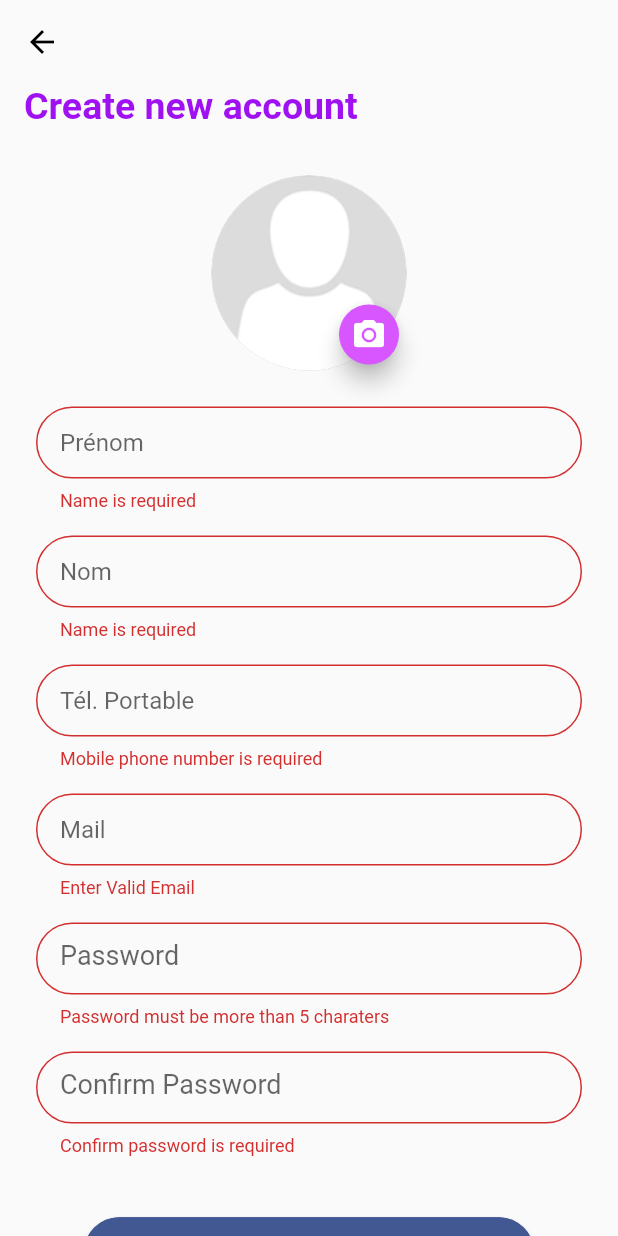
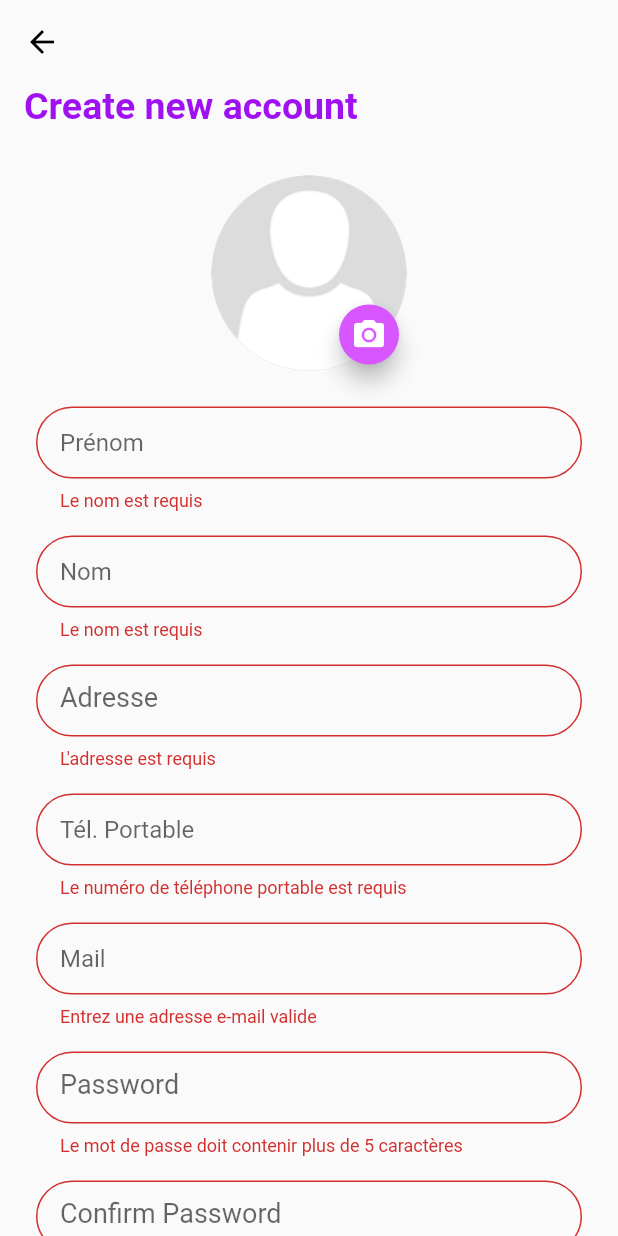
Before and after one commit to benzhir/pdf-printing, a Flutter app: the SignUpScreen screen opened directly, after a tap on "Sign Up", on a phone screen of 412 x 824 dp. Run offline on Flutter 3.47's test engine with Material 2 defaults, Android fonts, the phone set to English and light mode, and no system bars; our stand-ins replace cached_network_image, cloud_firestore, firebase_auth, firebase_storage, image_picker, open_file and 3 more; missing offline and left inert: grouped_buttons; accounts and stored records are empty.

Commit message:
add logo & change text language

```diff
--- a/lib/document.dart
+++ b/lib/document.dart
@@ -58,7 +58,7 @@ Future<Uint8List> generateDocument(PdfPageFormat format) async {
                               'Prénom : \t \t ' + MyAppState.client.firstName),
                       pw.Paragraph(
                           text:
-                              'Adresse : \t \t ' + MyAppState.client.lastName),
+                              'Adresse : \t \t ' + MyAppState.client.address),
                       pw.Paragraph(
                           text: 'Tél.Portable : \t \t ' +
                               MyAppState.client.phoneNumber),
--- a/lib/main.dart
+++ b/lib/main.dart
@@ -26,8 +26,6 @@ class MyApp extends StatefulWidget {
 class MyAppState extends State<MyApp> with WidgetsBindingObserver {
   static User currentUser;
   static User client;
-  static Car car;
-  static Prestation prestation;
 
   @override
   Widget build(BuildContext context) {
--- a/lib/model/User.dart
+++ b/lib/model/User.dart
@@ -13,7 +13,7 @@ class User {
   Timestamp lastOnlineTimestamp = Timestamp.now();
   String userID;
   String profilePictureURL = '';
-  String appIdentifier = 'Flutter Login Screen ${Platform.operatingSystem}';
+  String address;
   Car car;
   Prestation prestation;
 
@@ -26,6 +26,7 @@ class User {
       this.lastOnlineTimestamp,
       this.userID,
       this.profilePictureURL,
+      this.address,
       this.car,
       this.prestation});
 
@@ -50,6 +51,7 @@ class User {
       phoneNumber: parsedJson['phoneNumber'] ?? "",
       userID: parsedJson['id'] ?? parsedJson['userID'] ?? '',
       profilePictureURL: parsedJson['profilePictureURL'] ?? "",
+      address: parsedJson['address'] ?? "",
       car: clientCar != null ? Car.fromMap(clientCar) : null,
       prestation: clientPrestation != null
           ? Prestation.fromMap(clientPrestation)
@@ -67,7 +69,7 @@ class User {
       'isAdmin': this.isAdmin,
       'lastOnlineTimestamp': this.lastOnlineTimestamp,
       "profilePictureURL": this.profilePictureURL,
-      'appIdentifier': this.appIdentifier,
+      'address': this.address,
       'car': car?.toMap(),
       'prestation': prestation?.toMap(),
     };
--- a/lib/ui/form/car_form.dart
+++ b/lib/ui/form/car_form.dart
@@ -56,7 +56,7 @@ class _CarFormState extends State<CarForm> {
         new Align(
             alignment: Alignment.topLeft,
             child: Text(
-              'Véhicule',
+              'IDENTIFICATION DU VEHICULE',
               style: TextStyle(
                   color: Color(Constants.COLOR_PRIMARY),
                   fontWeight: FontWeight.bold,
@@ -68,7 +68,7 @@ class _CarFormState extends State<CarForm> {
                 padding:
                     const EdgeInsets.only(top: 16.0, right: 8.0, left: 8.0),
                 child: TextFormField(
-                    validator: validateName,
+                    validator: validateMarque,
                     onSaved: (String val) {
                       marque = val;
                     },
--- a/lib/ui/form/prestation_form.dart
+++ b/lib/ui/form/prestation_form.dart
@@ -69,7 +69,7 @@ class _PrestationFormState extends State<PrestationForm> {
   }
 
   _sendToServer() async {
-    showProgress(context, 'Creating new account...', false);
+    showProgress(context, 'Loading...', false);
     try {
       Prestation prestation = new Prestation(
         vMoteur: _checkedList.contains(Constants.vMoteur),
@@ -98,7 +98,7 @@ class _PrestationFormState extends State<PrestationForm> {
           .document(Uuid().v1())
           .setData(MyAppState.client.toJson());
       hideProgress();
-      pushAndRemoveUntil(context, PdfPage(), false);
+      pushReplacement(context, PdfPage());
     } catch (error) {
       hideProgress();
       (error as PlatformException).code != 'ERROR_EMAIL_ALREADY_IN_USE'
--- a/lib/ui/home/client_widget.dart
+++ b/lib/ui/home/client_widget.dart
@@ -33,6 +33,7 @@ class ClientWidget extends StatelessWidget {
                   child: Padding(
                     padding: const EdgeInsets.all(8.0),
                     child: Column(
+                      crossAxisAlignment: CrossAxisAlignment.start,
                       children: <Widget>[
                         Text(
                           client.fullName().toUpperCase(),
@@ -74,7 +75,7 @@ class ClientWidget extends StatelessWidget {
                     TextStyle(color: Colors.black, fontWeight: FontWeight.bold),
                 children: <TextSpan>[
                   TextSpan(
-                      text: ' ${client.appIdentifier}',
+                      text: ' ${client.address}',
                       style: TextStyle(color: Colors.black54)),
                 ],
               ),
@@ -117,7 +118,7 @@ class ClientWidget extends StatelessWidget {
                   push(context, PdfPage());
                 },
                 child: new Text(
-                  'Document',
+                  'Document PDF',
                   style: TextStyle(
                     color: Color(Constants.COLOR_PRIMARY),
                   ),
--- a/lib/ui/signUp/SignUpScreen.dart
+++ b/lib/ui/signUp/SignUpScreen.dart
@@ -25,9 +25,8 @@ class _SignUpState extends State<SignUpScreen> {
   TextEditingController _passwordController = new TextEditingController();
   GlobalKey<FormState> _key = new GlobalKey();
   bool _validate = false;
-  String firstName, lastName, email, mobile, password, confirmPassword;
+  String firstName, lastName, email, mobile, password, confirmPassword, address;
   final _picker = ImagePicker();
-
 
   @override
   Widget build(BuildContext context) {
@@ -194,6 +193,33 @@ class _SignUpState extends State<SignUpScreen> {
         ConstrainedBox(
             constraints: BoxConstraints(minWidth: double.infinity),
             child: Padding(
+              padding: const EdgeInsets.only(top: 16.0, right: 8.0, left: 8.0),
+              child: TextFormField(
+                  textInputAction: TextInputAction.next,
+                  onFieldSubmitted: (_) => FocusScope.of(context).nextFocus(),
+                  validator: validateAddress,
+                  onSaved: (String val) {
+                    address = val;
+                  },
+                  style: TextStyle(height: 0.8, fontSize: 18.0),
+                  cursorColor: Color(Constants.COLOR_PRIMARY),
+                  decoration: InputDecoration(
+                      contentPadding:
+                          new EdgeInsets.symmetric(vertical: 8, horizontal: 16),
+                      fillColor: Colors.white,
+                      hintText: 'Adresse',
+                      focusedBorder: OutlineInputBorder(
+                          borderRadius: BorderRadius.circular(25.0),
+                          borderSide: BorderSide(
+                              color: Color(Constants.COLOR_PRIMARY),
+                              width: 2.0)),
+                      border: OutlineInputBorder(
+                        borderRadius: BorderRadius.circular(25.0),
+                      ))),
+            )),
+        ConstrainedBox(
+            constraints: BoxConstraints(minWidth: double.infinity),
+            child: Padding(
                 padding:
                     const EdgeInsets.only(top: 16.0, right: 8.0, left: 8.0),
                 child: TextFormField(
@@ -331,7 +357,7 @@ class _SignUpState extends State<SignUpScreen> {
   _sendToServer() async {
     if (_key.currentState.validate()) {
       _key.currentState.save();
-      showProgress(context, 'Creating new account...', false);
+      showProgress(context, 'Loading...', false);
       var profilePicUrl = '';
       try {
         AuthResult result = await FirebaseAuth.instance
@@ -347,6 +373,7 @@ class _SignUpState extends State<SignUpScreen> {
             phoneNumber: mobile,
             userID: result.user.uid,
             lastName: lastName,
+            address: address,
             profilePictureURL: profilePicUrl);
         await FireStoreUtils.firestore
             .collection(Constants.USERS)
--- a/lib/ui/utils/helper.dart
+++ b/lib/ui/utils/helper.dart
@@ -9,9 +9,42 @@ String validateName(String value) {
   String patttern = r'(^[a-zA-Z ]*$)';
   RegExp regExp = new RegExp(patttern);
   if (value.length == 0) {
-    return "Name is required";
+    return "Le nom est requis";
   } else if (!regExp.hasMatch(value)) {
-    return "Name must be a-z and A-Z";
+    return "Le nom doit être a-z et A-Z";
+  }
+  return null;
+}
+
+String validateFirstName(String value) {
+  String patttern = r'(^[a-zA-Z ]*$)';
+  RegExp regExp = new RegExp(patttern);
+  if (value.length == 0) {
+    return "Le nom est requis";
+  } else if (!regExp.hasMatch(value)) {
+    return "Le prénom doit être a-z et A-Z";
+  }
+  return null;
+}
+
+String validateAddress(String value) {
+  String patttern = r'(^[a-zA-Z ]*$)';
+  RegExp regExp = new RegExp(patttern);
+  if (value.length == 0) {
+    return "L\'adresse est requis";
+  } else if (!regExp.hasMatch(value)) {
+    return "Le nom doit être a-z et A-Z";
+  }
+  return null;
+}
+
+String validateMarque(String value) {
+  String patttern = r'(^[a-zA-Z ]*$)';
+  RegExp regExp = new RegExp(patttern);
+  if (value.length == 0) {
+    return "La marque est requis";
+  } else if (!regExp.hasMatch(value)) {
+    return "La marque doit être a-z et A-Z";
   }
   return null;
 }
@@ -20,16 +53,18 @@ String validateMobile(String value) {
   String patttern = r'(^[0-9]*$)';
   RegExp regExp = new RegExp(patttern);
   if (value.length == 0) {
-    return "Mobile phone number is required";
+    return "Le numéro de téléphone portable est requis";
+  } else if (value.length > 10) {
+    return "Le numéro de téléphone portable ne doit contenir que 10 chiffres";
   } else if (!regExp.hasMatch(value)) {
-    return "Mobile phone number must contain only digits";
+    return "Le numéro de téléphone portable ne doit contenir que chiffres";
   }
   return null;
 }
 
 String validatePassword(String value) {
   if (value.length < 6)
-    return 'Password must be more than 5 charaters';
+    return 'Le mot de passe doit contenir plus de 5 caractères';
   else
     return null;
 }
@@ -39,7 +74,7 @@ String validateEmail(String value) {
       r'^(([^<>()[\]\\.,;:\s@\"]+(\.[^<>()[\]\\.,;:\s@\"]+)*)|(\".+\"))@((\[[0-9]{1,3}\.[0-9]{1,3}\.[0-9]{1,3}\.[0-9]{1,3}\])|(([a-zA-Z\-0-9]+\.)+[a-zA-Z]{2,}))$';
   RegExp regex = new RegExp(pattern);
   if (!regex.hasMatch(value))
-    return 'Enter Valid Email';
+    return 'Entrez une adresse e-mail valide';
   else
     return null;
 }
@@ -47,9 +82,9 @@ String validateEmail(String value) {
 String validateConfirmPassword(String password, String confirmPassword) {
   print("$password $confirmPassword");
   if (password != confirmPassword) {
-    return 'Password doesn\'t match';
+    return 'Le mot de passe ne correspond pas';
   } else if (confirmPassword.length == 0) {
-    return 'Confirm password is required';
+    return 'Confirmer le mot de passe est requis';
   } else {
     return null;
   }
```
Also changed, not shown: lib/ui/auth/AuthScreen.dart (+5 -25 lines), lib/ui/form/client_form.dart (+6 -10 lines), lib/ui/home/HomeScreen.dart (+7 -31 lines), lib/ui/login/LoginScreen.dart (+2 -11 lines), 6 other files.
